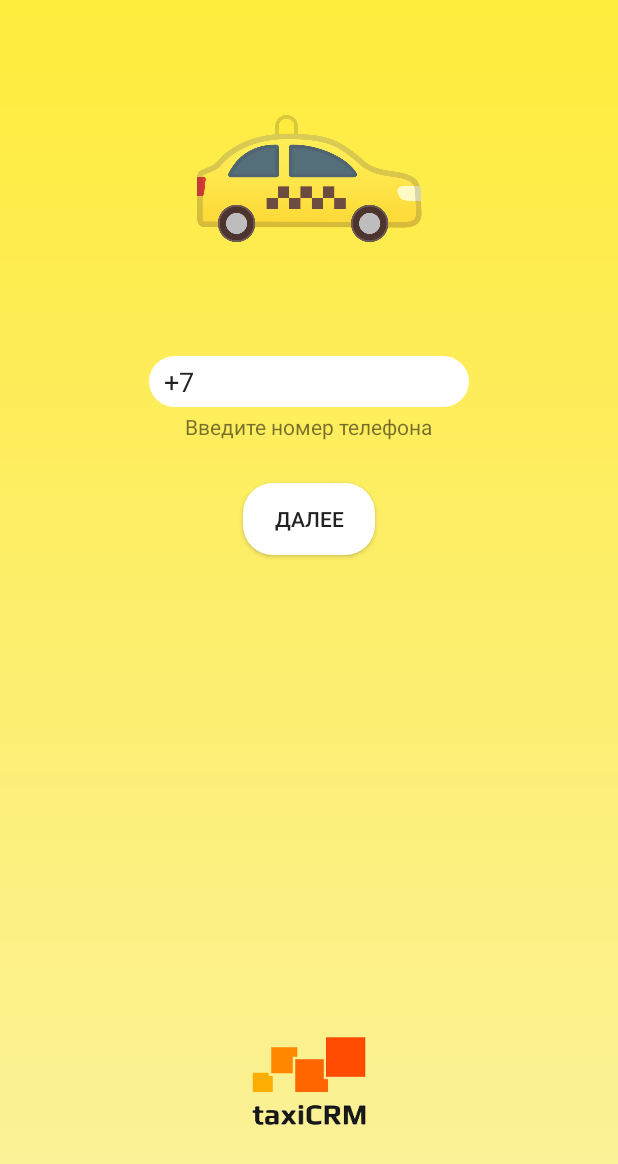
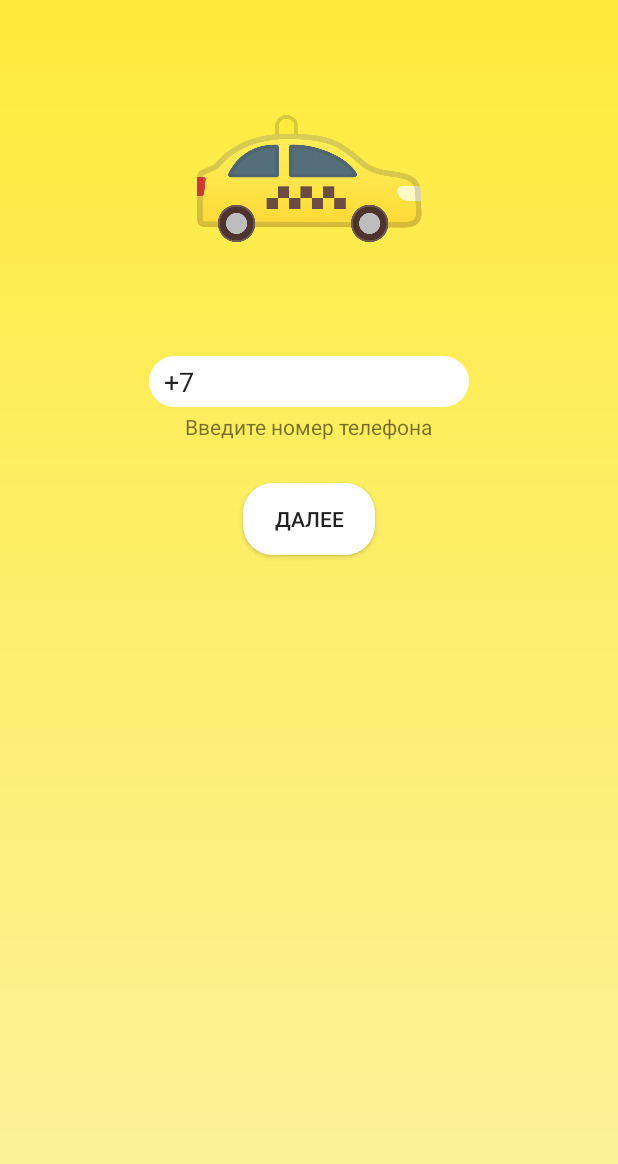
Before and after one commit to Krafstof/RegistrationDesignOnly, an Android app: the screen it shows after launch (MainActivity), on a phone screen of 412 x 824 dp. Shown: the top 1164 px of the screen. Run offline under Robolectric (Android 15) with nearby library versions, the phone set to English and light mode, and no system bars; libraries missing offline, so code that uses them is left out: ru.tinkoff.decoro; 2 statements that could not run were skipped.

Commit message:
Final shape 30.03

```diff
--- a/app/src/main/res/layout/activity_main.xml
+++ b/app/src/main/res/layout/activity_main.xml
@@ -57,16 +57,6 @@
         app:layout_constraintTop_toTopOf="parent"
         app:srcCompat="@drawable/taxi_cab" />
 
-    <ImageView
-        android:id="@+id/imageView4"
-        android:layout_width="100dp"
-        android:layout_height="100dp"
-        app:layout_constraintBottom_toBottomOf="parent"
-        app:layout_constraintEnd_toEndOf="parent"
-        app:layout_constraintStart_toStartOf="parent"
-        app:layout_constraintTop_toBottomOf="@+id/button"
-        app:layout_constraintVertical_bias="0.85"
-        app:srcCompat="@drawable/taxi_crm_transp" />
 
 
 </androidx.constraintlayout.widget.ConstraintLayout>
```
